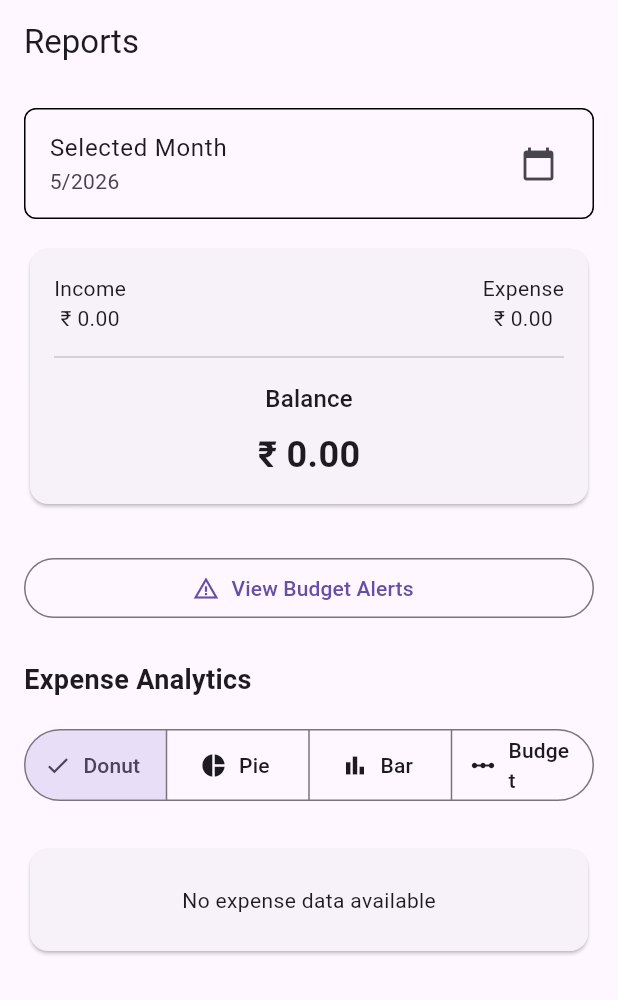
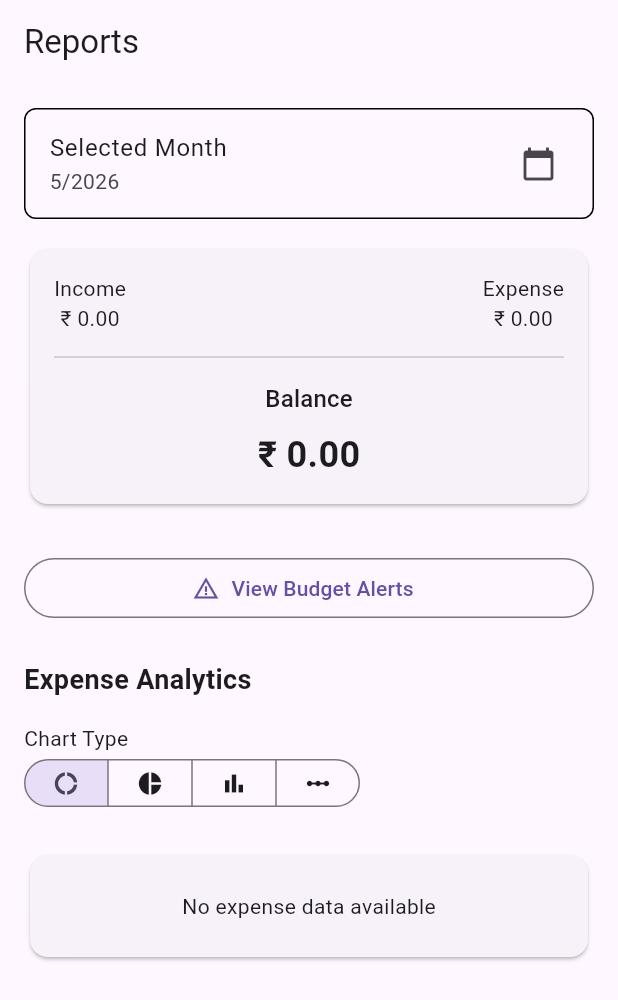
Before and after one commit to ashish-diwakar/Flutter-Finance-Tracker-App, a Flutter app: the ReportsScreen screen opened directly, on a phone screen of 412 x 824 dp. Shown: the top 1000 px of the screen. Run offline on Flutter 3.47's test engine with Material 3 defaults, Android fonts, the phone set to English and light mode, and no system bars; our stand-ins replace app_links, connectivity_plus, file_picker, fl_chart, flutter_dotenv, flutter_riverpod and 7 more; accounts and stored records are empty; generated files the repository leaves out were written again.

Commit message:
Reports Screen Heading & Subheading implementation/corrections

```diff
--- a/lib/features/reports/presentation/screens/reports_screen.dart
+++ b/lib/features/reports/presentation/screens/reports_screen.dart
@@ -269,9 +269,34 @@ class _ReportsScreenState
           // =====================================================
           // CHART SELECTOR
           // =====================================================
+          const Text(
+            'Chart Type',
+          ),
+          SingleChildScrollView(
 
-          SegmentedButton<
+            scrollDirection:
+                Axis.horizontal,
+
+            child: SegmentedButton<
                 ReportChartType>(
+
+              showSelectedIcon:
+                  false,
+
+              style: ButtonStyle(
+
+                visualDensity:
+                    VisualDensity.compact,
+
+                padding:
+                    WidgetStateProperty.all(
+
+                  const EdgeInsets.symmetric(
+                    horizontal: 12,
+                    vertical: 12,
+                  ),
+                ),
+              ),
 
               segments: const [
 
@@ -281,13 +306,12 @@ class _ReportsScreenState
                       ReportChartType
                           .donut,
 
-                label: Text(
-                  'Donut',
-                ),
-
                   icon: Icon(
                     Icons.donut_large,
                   ),
+
+                  tooltip:
+                      'Donut Chart',
                 ),
 
                 ButtonSegment(
@@ -296,13 +320,12 @@ class _ReportsScreenState
                       ReportChartType
                           .pie,
 
-                label: Text(
-                  'Pie',
-                ),
-
                   icon: Icon(
                     Icons.pie_chart,
                   ),
+
+                  tooltip:
+                      'Pie Chart',
                 ),
 
                 ButtonSegment(
@@ -311,13 +334,12 @@ class _ReportsScreenState
                       ReportChartType
                           .groupedBar,
 
-                label: Text(
-                  'Bar',
-                ),
-
                   icon: Icon(
                     Icons.bar_chart,
                   ),
+
+                  tooltip:
+                      'Bar Chart',
                 ),
 
                 ButtonSegment(
@@ -326,13 +348,12 @@ class _ReportsScreenState
                       ReportChartType
                           .progress,
 
-                label: Text(
-                  'Budget',
-                ),
-
                   icon: Icon(
                     Icons.linear_scale,
                   ),
+
+                  tooltip:
+                      'Budget Progress',
                 ),
               ],
 
@@ -349,6 +370,7 @@ class _ReportsScreenState
                       value.first;
                 });
               },
+            ),
           ),
 
           const SizedBox(
```
Also changed, not shown: lib/features/reports/presentation/widgets/budget_progress_chart.dart (+11 -0 lines), lib/features/reports/presentation/widgets/expense_donut_chart.dart (+29 -0 lines), lib/features/reports/presentation/widgets/expense_pie_chart.dart (+50 -5 lines), lib/features/reports/presentation/widgets/monthly_grouped_bar_chart.dart (+13 -2 lines). Lines whose indentation alone changed are shown as unchanged.
